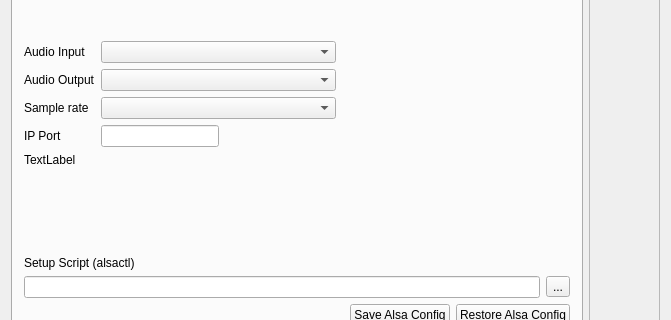
Old version of the form mqt/MqtKeyer/KeyerMain.ui in the repository Rsclub22/Minos2-Mirror; both pictures show x 0 to 671 and y 90 to 410 of the 671 by 523 pixel window.
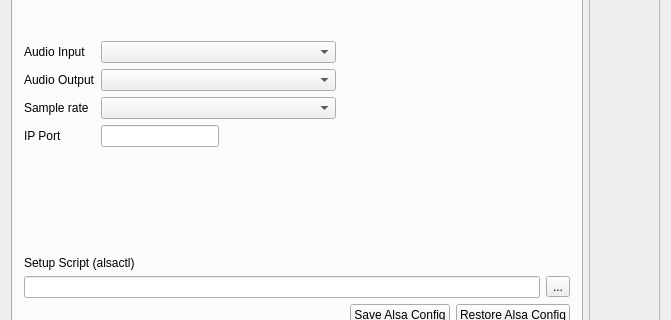
New version of the form. Custom widgets are drawn as their Qt base class.

What changed in the file:
```diff
--- a/mqt/MqtKeyer/KeyerMain.ui
+++ b/mqt/MqtKeyer/KeyerMain.ui
@@ -462,7 +462,7 @@
         <item>
          <widget class="QLabel" name="actualRate">
           <property name="text">
-           <string>TextLabel</string>
+           <string/>
           </property>
          </widget>
         </item>
```
